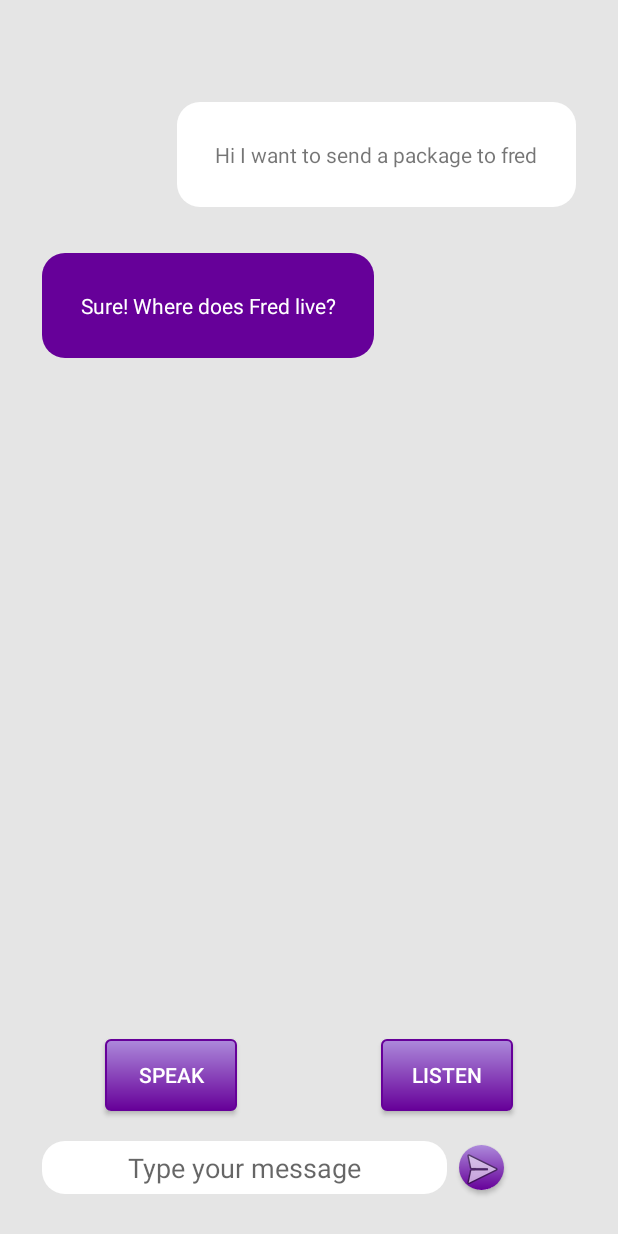
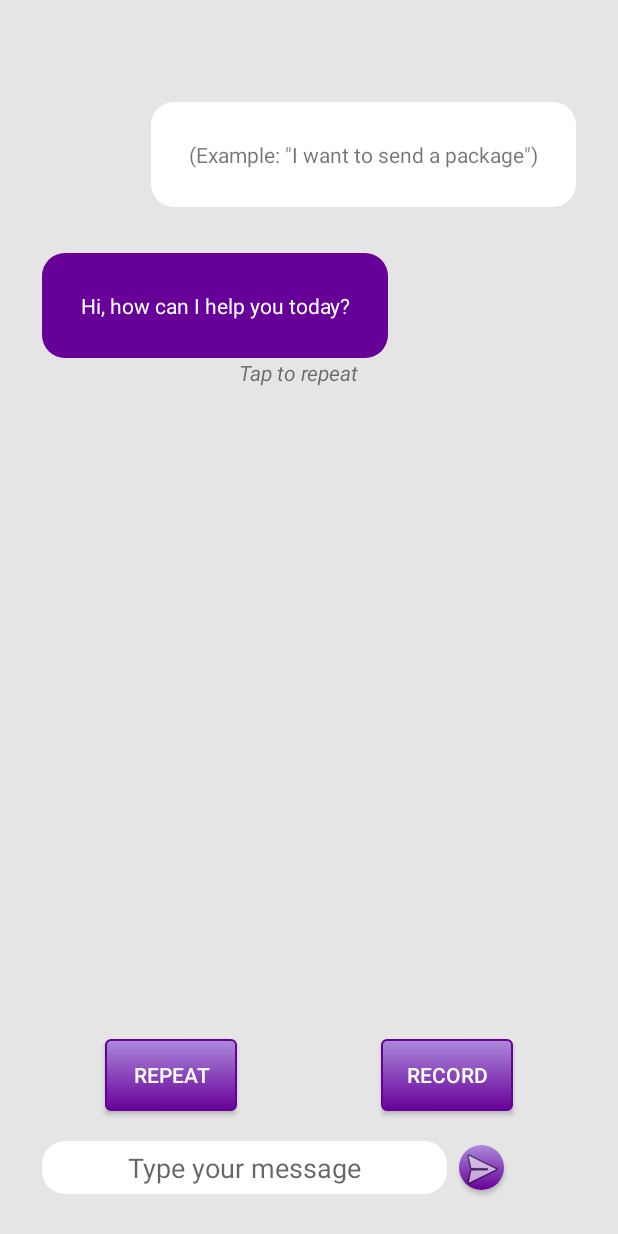
Before and after one commit to HarisSpahija/AIssistant, an Android app: the screen it shows after launch (MainActivity), on a phone screen of 412 x 824 dp. Run offline under Robolectric (Android 15) with nearby library versions, the light colour scheme and no system bars; libraries missing offline, so code that uses them is left out: ai.api, ai.api.android, ai.api.model; 3 statements that could not run were skipped.

Commit message:
Clean up code + repeat function moved to AI reponse box

```diff
--- a/app/src/main/java/nl/spahija/dialogflow/MainActivity.java
+++ b/app/src/main/java/nl/spahija/dialogflow/MainActivity.java
@@ -51,6 +51,7 @@ public class MainActivity extends AppCompatActivity implements AIListener {
         /**[ttsAI] create new Text to speech client.
          *
          */
+        //Text to speech init
         ttsAI = new TextToSpeech(this, new TextToSpeech.OnInitListener() {
             @Override
             /**When the client gets initialized. Use context to set the string to text to speech
@@ -72,7 +73,8 @@ public class MainActivity extends AppCompatActivity implements AIListener {
             }
         });
 
-        mButtonSpeak.setOnClickListener(new View.OnClickListener() {
+        //Repeat speech on textAI press
+        textAI.setOnClickListener(new View.OnClickListener() {
             @Override
             public void onClick(View v) {
                 speak();
@@ -80,10 +82,12 @@ public class MainActivity extends AppCompatActivity implements AIListener {
         });
     }
 
+    //START RECORDING
     public void buttonClicked(View view) {
         aiService.startListening();
     }
 
+    //RESPONSE RECEIVED
     @Override // here process response
     public void onResult(AIResponse result) {
 
@@ -94,6 +98,7 @@ public class MainActivity extends AppCompatActivity implements AIListener {
         speak();
     }
 
+    //TEXT TO SPEECH FUNCTION
     private void speak() {
         String text = textAI.getText().toString();
         if (Build.VERSION.SDK_INT >= Build.VERSION_CODES.LOLLIPOP) {
--- a/app/src/main/res/layout/activity_main.xml
+++ b/app/src/main/res/layout/activity_main.xml
@@ -20,11 +20,11 @@
         android:layout_marginEnd="8dp"
         android:layout_marginStart="8dp"
         android:layout_marginTop="4dp"
-        android:maxWidth="300dp"
         android:background="@drawable/textview_client_style"
         android:gravity="center"
+        android:maxWidth="300dp"
         android:padding="25dp"
-        android:text="Hi I want to send a package to fred"
+        android:text='(Example: "I want to send a package")'
         android:textAlignment="center"
         app:layout_constraintBottom_toBottomOf="parent"
         app:layout_constraintEnd_toEndOf="parent"
@@ -41,13 +41,13 @@
         android:layout_marginEnd="8dp"
         android:layout_marginStart="8dp"
         android:layout_marginTop="8dp"
-        android:maxWidth="300dp"
         android:background="@drawable/textview_ai_style"
         android:gravity="center"
+        android:maxWidth="300dp"
         android:padding="25dp"
+        android:text="Hi, how can I help you today?"
+        android:textAlignment="center"
         android:textColor="@color/colorWhiteText"
-        android:text="Sure! Where does Fred live?"
-        android:textAlignment="center"
         app:layout_constraintBottom_toBottomOf="parent"
         app:layout_constraintEnd_toEndOf="parent"
         app:layout_constraintHorizontal_bias="0.0"
@@ -64,7 +64,7 @@
         android:layout_marginStart="50dp"
         android:layout_marginTop="8dp"
         android:background="@drawable/button_style"
-        android:text="Speak"
+        android:text="Repeat"
         android:textColor="@color/colorWhiteText"
         app:layout_constraintBottom_toTopOf="@+id/editText"
         app:layout_constraintStart_toStartOf="parent"
@@ -81,7 +81,7 @@
         android:layout_marginTop="8dp"
         android:background="@drawable/button_style"
         android:onClick="buttonClicked"
-        android:text="Listen"
+        android:text="Record"
         android:textColor="@color/colorWhiteText"
         app:layout_constraintBottom_toTopOf="@+id/editText"
         app:layout_constraintEnd_toEndOf="parent"
@@ -134,4 +134,17 @@
         app:layout_constraintStart_toEndOf="@+id/editText"
         app:layout_constraintTop_toTopOf="@+id/editText" />
 
+    <TextView
+        android:id="@+id/textView"
+        android:layout_width="wrap_content"
+        android:layout_height="29dp"
+        android:layout_marginEnd="8dp"
+        android:layout_marginStart="8dp"
+        android:text="Tap to repeat"
+        android:textStyle="italic"
+        app:layout_constraintEnd_toEndOf="@+id/textAI"
+        app:layout_constraintHorizontal_bias="0.917"
+        app:layout_constraintStart_toStartOf="@+id/textAI"
+        app:layout_constraintTop_toBottomOf="@+id/textAI" />
+
 </android.support.constraint.ConstraintLayout>
```
